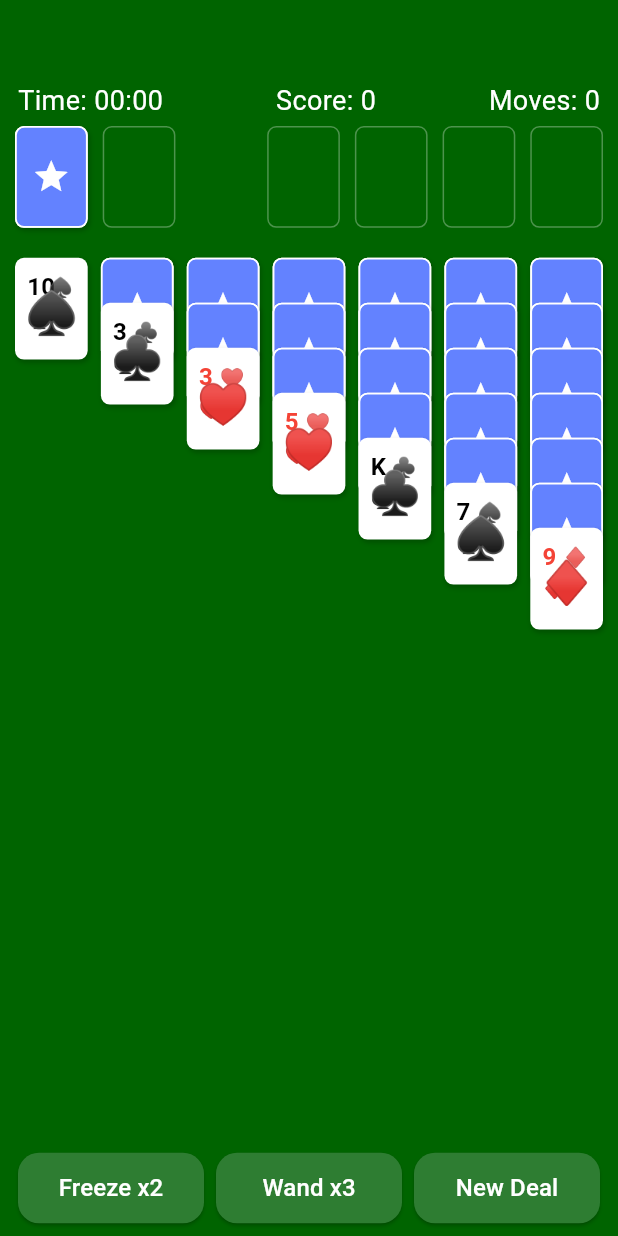
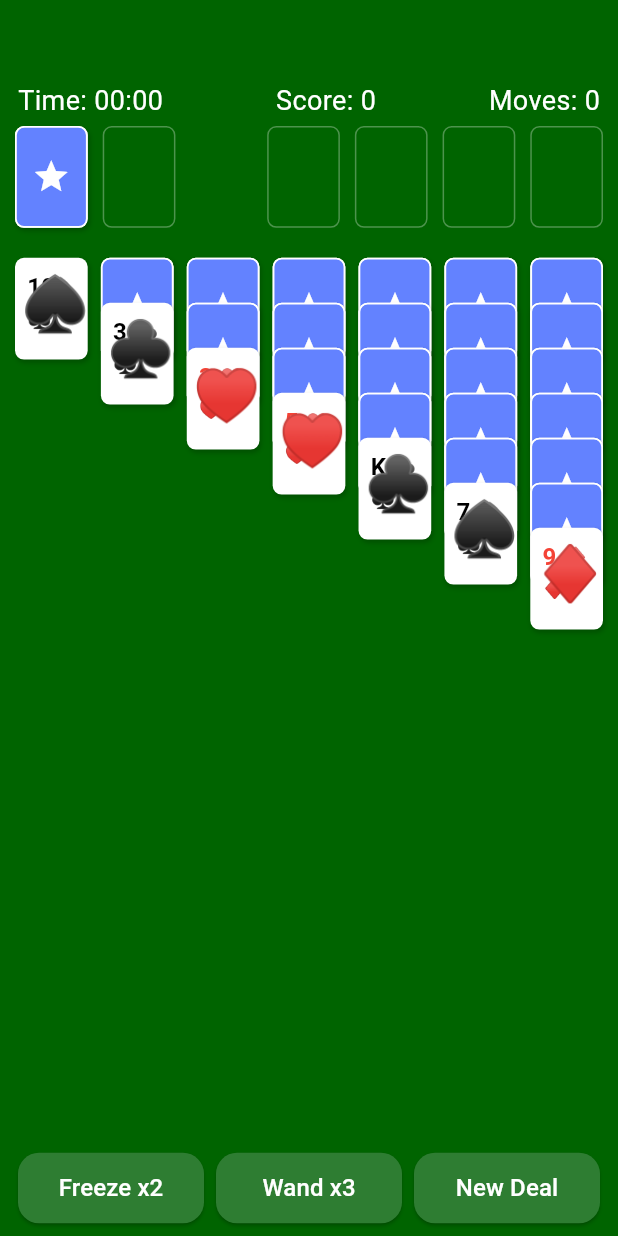
Before and after one commit to mleikam1/solitaire, a Flutter app: the screen it shows after launch, on a phone screen of 412 x 824 dp. Run offline on Flutter 3.47's test engine with Material 3 defaults, Android fonts, the phone set to English and light mode, and no system bars; drawn by our look-alikes of google_mobile_ads; network calls fail.

Commit message:
Move card suit glyph to bottom

```diff
--- a/lib/widgets/card_widget.dart
+++ b/lib/widgets/card_widget.dart
@@ -121,16 +121,18 @@ class CardWidget extends StatelessWidget {
               ),
             ),
           ),
-          // Bottom-center smaller suit (moved down)
-          Align(
-            alignment: Alignment.bottomCenter,
-            child: Padding(
-              padding: const EdgeInsets.only(bottom: 8.0),
+          // Bottom-center large suit glyph so it doesn't overlap the corner details
+          Positioned(
+            bottom: 8,
+            left: 0,
+            right: 0,
+            child: Align(
+              alignment: Alignment.bottomCenter,
               child: Text(
                 glyph,
                 style: TextStyle(
                   color: color,
-                  fontSize: 28, // smaller now
+                  fontSize: 36,
                   fontWeight: FontWeight.w700,
                 ),
               ),
```
